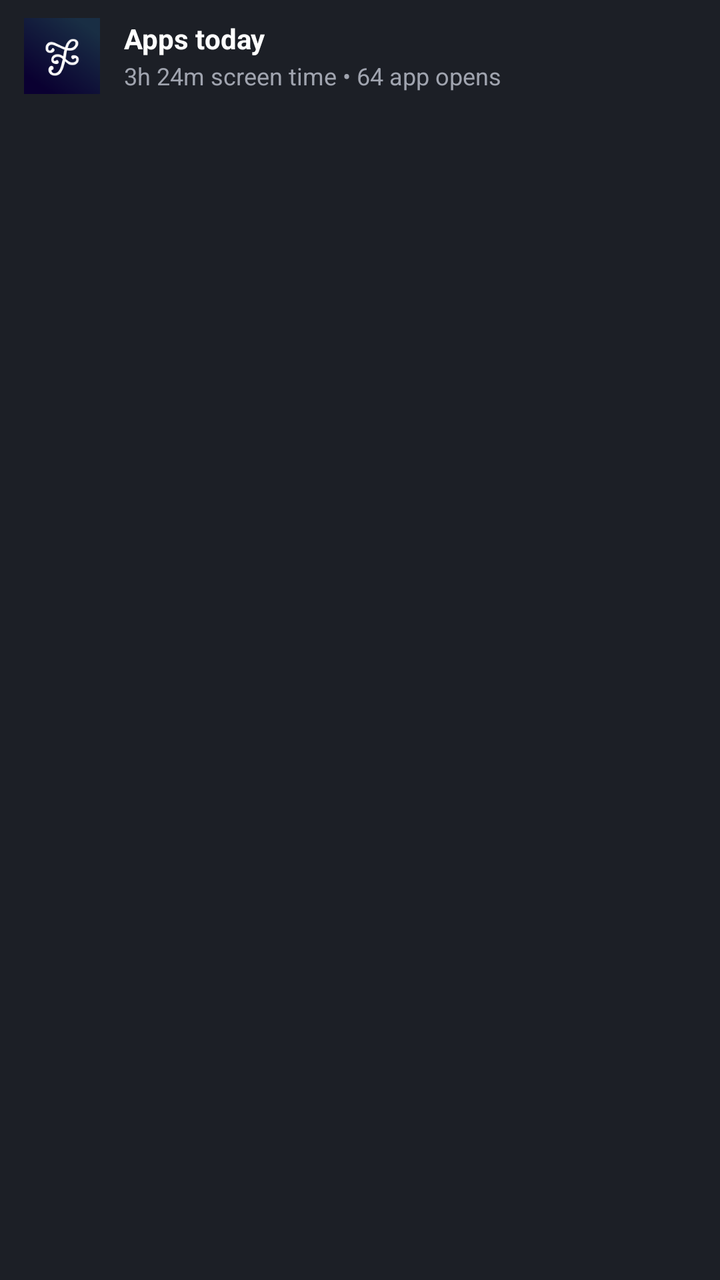
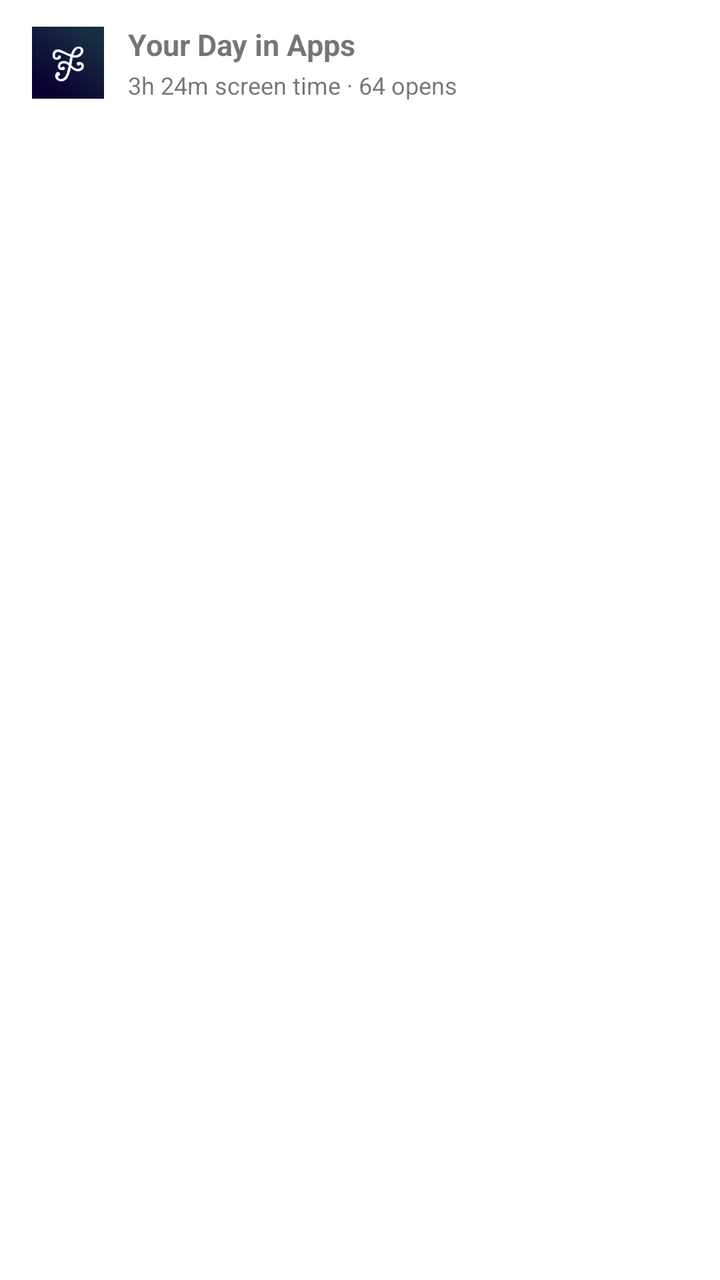

Before-and-after screenshots of an Android layout around one commit, followed by the original layout XML and the change that was made.
<!-- AndroidManifest.xml: fallback theme Theme.MaterialComponents.DayNight.NoActionBar -->
<!-- res/layout/notification_app_usage_summary.xml -->
<?xml version="1.0" encoding="utf-8"?>
<LinearLayout xmlns:android="http://schemas.android.com/apk/res/android"
    android:id="@+id/notif_root"
    android:layout_width="match_parent"
    android:layout_height="wrap_content"
    android:orientation="vertical"
    android:paddingStart="12dp"
    android:paddingEnd="12dp"
    android:paddingTop="9dp"
    android:paddingBottom="10dp"
    android:background="#1C1F26">

    
    <LinearLayout
        android:layout_width="match_parent"
        android:layout_height="wrap_content"
        android:orientation="horizontal"
        android:gravity="center_vertical"
        android:layout_marginBottom="10dp">

        
        <ImageView
            android:id="@+id/iv_focused_logo"
            android:layout_width="38dp"
            android:layout_height="38dp"
            android:layout_marginEnd="12dp"
            android:src="@mipmap/ic_launcher"
            android:scaleType="fitCenter" />

        
        <LinearLayout
            android:layout_width="match_parent"
            android:layout_height="wrap_content"
            android:orientation="vertical">

            <TextView
                android:id="@+id/tv_apps_today_header"
                android:layout_width="wrap_content"
                android:layout_height="wrap_content"
                android:text="Apps today"
                android:textColor="#FFFFFF"
                android:textSize="14sp"
                android:textStyle="bold" />

            <TextView
                android:id="@+id/tv_summary_stats"
                android:layout_width="wrap_content"
                android:layout_height="wrap_content"
                android:text="3h 24m screen time • 64 app opens"
                android:textColor="#A0A4AF"
                android:textSize="12sp"
                android:layout_marginTop="1dp" />
        </LinearLayout>
    </LinearLayout>

    
    <LinearLayout
        android:id="@+id/layout_apps_row_1"
        android:layout_width="match_parent"
        android:layout_height="wrap_content"
        android:orientation="horizontal"
        android:layout_marginBottom="6dp">

        
        <LinearLayout
            android:id="@+id/chip_app_1"
            android:layout_width="wrap_content"
            android:layout_height="29dp"
            android:orientation="horizontal"
            android:gravity="center_vertical"
            android:background="@drawable/notif_chip_bg"
            android:paddingStart="5dp"
            android:paddingEnd="9dp"
            android:layout_marginEnd="6dp"
            android:visibility="gone">

            <ImageView
                android:id="@+id/iv_app_1"
                android:layout_width="20dp"
                android:layout_height="20dp"
                android:layout_marginEnd="5dp"
                android:scaleType="fitCenter" />

            <TextView
                android:id="@+id/tv_app_1"
                android:layout_width="wrap_content"
                android:layout_height="wrap_content"
                android:text="3h 24m"
                android:textColor="#FFFFFF"
                android:textSize="11.5sp"
                android:textStyle="bold" />
        </LinearLayout>

        
        <LinearLayout
            android:id="@+id/chip_app_2"
            android:layout_width="wrap_content"
            android:layout_height="29dp"
            android:orientation="horizontal"
            android:gravity="center_vertical"
            android:background="@drawable/notif_chip_bg"
            android:paddingStart="5dp"
            android:paddingEnd="9dp"
            android:layout_marginEnd="6dp"
            android:visibility="gone">

            <ImageView
                android:id="@+id/iv_app_2"
                android:layout_width="20dp"
                android:layout_height="20dp"
                android:layout_marginEnd="5dp"
                android:scaleType="fitCenter" />

            <TextView
                android:id="@+id/tv_app_2"
                android:layout_width="wrap_content"
                android:layout_height="wrap_content"
                android:text="2h 13m"
                android:textColor="#FFFFFF"
                android:textSize="11.5sp"
                android:textStyle="bold" />
        </LinearLayout>

        
        <LinearLayout
            android:id="@+id/chip_app_3"
            android:layout_width="wrap_content"
            android:layout_height="29dp"
            android:orientation="horizontal"
            android:gravity="center_vertical"
            android:background="@drawable/notif_chip_bg"
            android:paddingStart="5dp"
            android:paddingEnd="9dp"
            android:visibility="gone">

            <ImageView
                android:id="@+id/iv_app_3"
                android:layout_width="20dp"
                android:layout_height="20dp"
                android:layout_marginEnd="5dp"
                android:scaleType="fitCenter" />

            <TextView
                android:id="@+id/tv_app_3"
                android:layout_width="wrap_content"
                android:layout_height="wrap_content"
                android:text="46m"
                android:textColor="#FFFFFF"
                android:textSize="11.5sp"
                android:textStyle="bold" />
        </LinearLayout>
    </LinearLayout>

    
    <LinearLayout
        android:id="@+id/layout_apps_row_2"
        android:layout_width="match_parent"
        android:layout_height="wrap_content"
        android:orientation="horizontal">

        
        <LinearLayout
            android:id="@+id/chip_app_4"
            android:layout_width="wrap_content"
            android:layout_height="29dp"
            android:orientation="horizontal"
            android:gravity="center_vertical"
            android:background="@drawable/notif_chip_bg"
            android:paddingStart="5dp"
            android:paddingEnd="9dp"
            android:layout_marginEnd="6dp"
            android:visibility="gone">

            <ImageView
                android:id="@+id/iv_app_4"
                android:layout_width="20dp"
                android:layout_height="20dp"
                android:layout_marginEnd="5dp"
                android:scaleType="fitCenter" />

            <TextView
                android:id="@+id/tv_app_4"
                android:layout_width="wrap_content"
                android:layout_height="wrap_content"
                android:text="25m"
                android:textColor="#FFFFFF"
                android:textSize="11.5sp"
                android:textStyle="bold" />
        </LinearLayout>

        
        <LinearLayout
            android:id="@+id/chip_app_5"
            android:layout_width="wrap_content"
            android:layout_height="29dp"
            android:orientation="horizontal"
            android:gravity="center_vertical"
            android:background="@drawable/notif_chip_bg"
            android:paddingStart="5dp"
            android:paddingEnd="9dp"
            android:layout_marginEnd="6dp"
            android:visibility="gone">

            <ImageView
                android:id="@+id/iv_app_5"
                android:layout_width="20dp"
                android:layout_height="20dp"
                android:layout_marginEnd="5dp"
                android:scaleType="fitCenter" />

            <TextView
                android:id="@+id/tv_app_5"
                android:layout_width="wrap_content"
                android:layout_height="wrap_content"
                android:text="18m"
                android:textColor="#FFFFFF"
                android:textSize="11.5sp"
                android:textStyle="bold" />
        </LinearLayout>

        
        <LinearLayout
            android:id="@+id/chip_app_6"
            android:layout_width="wrap_content"
            android:layout_height="29dp"
            android:orientation="horizontal"
            android:gravity="center_vertical"
            android:background="@drawable/notif_chip_bg"
            android:paddingStart="5dp"
            android:paddingEnd="9dp"
            android:visibility="gone">

            <ImageView
                android:id="@+id/iv_app_6"
                android:layout_width="20dp"
                android:layout_height="20dp"
                android:layout_marginEnd="5dp"
                android:scaleType="fitCenter" />

            <TextView
                android:id="@+id/tv_app_6"
                android:layout_width="wrap_content"
                android:layout_height="wrap_content"
                android:text="8m"
                android:textColor="#FFFFFF"
                android:textSize="11.5sp"
                android:textStyle="bold" />
        </LinearLayout>
    </LinearLayout>

</LinearLayout>
<!-- resources referenced by this layout -->
<resources>
  <!-- drawable notif_chip_bg (drawable) -->
  <?xml version="1.0" encoding="utf-8"?>
  <shape xmlns:android="http://schemas.android.com/apk/res/android"
      android:shape="rectangle">
      <solid android:color="#2B323D" />
      <corners android:radius="16dp" />
      <stroke
          android:width="0.75dp"
          android:color="#3D4554" />
  </shape>
  <!-- mipmap ic_launcher: png bitmap (mipmap-hdpi, 4514 bytes) -->
</resources>

<!-- the commit's change to res/layout/notification_app_usage_summary.xml (unified diff, before → after) -->
@@ -4,11 +4,10 @@
     android:layout_width="match_parent"
     android:layout_height="wrap_content"
     android:orientation="vertical"
-    android:paddingStart="12dp"
-    android:paddingEnd="12dp"
-    android:paddingTop="9dp"
-    android:paddingBottom="10dp"
-    android:background="#1C1F26">
+    android:paddingStart="16dp"
+    android:paddingEnd="16dp"
+    android:paddingTop="12dp"
+    android:paddingBottom="14dp">
 
     
     <LinearLayout
@@ -16,236 +15,259 @@
         android:layout_height="wrap_content"
         android:orientation="horizontal"
         android:gravity="center_vertical"
-        android:layout_marginBottom="10dp">
-
-        
+        android:layout_marginBottom="12dp">
+
         <ImageView
             android:id="@+id/iv_focused_logo"
-            android:layout_width="38dp"
-            android:layout_height="38dp"
+            android:layout_width="36dp"
+            android:layout_height="36dp"
             android:layout_marginEnd="12dp"
             android:src="@mipmap/ic_launcher"
             android:scaleType="fitCenter" />
 
-        
         <LinearLayout
-            android:layout_width="match_parent"
-            android:layout_height="wrap_content"
+            android:layout_width="0dp"
+            android:layout_height="wrap_content"
+            android:layout_weight="1"
             android:orientation="vertical">
 
             <TextView
                 android:id="@+id/tv_apps_today_header"
                 android:layout_width="wrap_content"
                 android:layout_height="wrap_content"
-                android:text="Apps today"
-                android:textColor="#FFFFFF"
-                android:textSize="14sp"
+                android:text="Your Day in Apps"
+                android:textSize="15sp"
                 android:textStyle="bold" />
 
             <TextView
                 android:id="@+id/tv_summary_stats"
                 android:layout_width="wrap_content"
                 android:layout_height="wrap_content"
-                android:text="3h 24m screen time • 64 app opens"
-                android:textColor="#A0A4AF"
+                android:text="3h 24m screen time · 64 opens"
                 android:textSize="12sp"
-                android:layout_marginTop="1dp" />
+                android:layout_marginTop="2dp" />
         </LinearLayout>
     </LinearLayout>
 
     
     <LinearLayout
-        android:id="@+id/layout_apps_row_1"
-        android:layout_width="match_parent"
-        android:layout_height="wrap_content"
-        android:orientation="horizontal"
-        android:layout_marginBottom="6dp">
-
-        
-        <LinearLayout
-            android:id="@+id/chip_app_1"
-            android:layout_width="wrap_content"
-            android:layout_height="29dp"
-            android:orientation="horizontal"
-            android:gravity="center_vertical"
-            android:background="@drawable/notif_chip_bg"
-            android:paddingStart="5dp"
-            android:paddingEnd="9dp"
-            android:layout_marginEnd="6dp"
-            android:visibility="gone">
-
-            <ImageView
-                android:id="@+id/iv_app_1"
-                android:layout_width="20dp"
-                android:layout_height="20dp"
-                android:layout_marginEnd="5dp"
-                android:scaleType="fitCenter" />
-
-            <TextView
-                android:id="@+id/tv_app_1"
-                android:layout_width="wrap_content"
-                android:layout_height="wrap_content"
-                android:text="3h 24m"
-                android:textColor="#FFFFFF"
-                android:textSize="11.5sp"
-                android:textStyle="bold" />
-        </LinearLayout>
-
-        
-        <LinearLayout
-            android:id="@+id/chip_app_2"
-            android:layout_width="wrap_content"
-            android:layout_height="29dp"
-            android:orientation="horizontal"
-            android:gravity="center_vertical"
-            android:background="@drawable/notif_chip_bg"
-            android:paddingStart="5dp"
-            android:paddingEnd="9dp"
-            android:layout_marginEnd="6dp"
-            android:visibility="gone">
-
-            <ImageView
-                android:id="@+id/iv_app_2"
-                android:layout_width="20dp"
-                android:layout_height="20dp"
-                android:layout_marginEnd="5dp"
-                android:scaleType="fitCenter" />
-
-            <TextView
-                android:id="@+id/tv_app_2"
-                android:layout_width="wrap_content"
-                android:layout_height="wrap_content"
-                android:text="2h 13m"
-                android:textColor="#FFFFFF"
-                android:textSize="11.5sp"
-                android:textStyle="bold" />
-        </LinearLayout>
-
-        
-        <LinearLayout
-            android:id="@+id/chip_app_3"
-            android:layout_width="wrap_content"
-            android:layout_height="29dp"
-            android:orientation="horizontal"
-            android:gravity="center_vertical"
-            android:background="@drawable/notif_chip_bg"
-            android:paddingStart="5dp"
-            android:paddingEnd="9dp"
-            android:visibility="gone">
-
-            <ImageView
-                android:id="@+id/iv_app_3"
-                android:layout_width="20dp"
-                android:layout_height="20dp"
-                android:layout_marginEnd="5dp"
-                android:scaleType="fitCenter" />
-
-            <TextView
-                android:id="@+id/tv_app_3"
-                android:layout_width="wrap_content"
-                android:layout_height="wrap_content"
-                android:text="46m"
-                android:textColor="#FFFFFF"
-                android:textSize="11.5sp"
-                android:textStyle="bold" />
-        </LinearLayout>
-    </LinearLayout>
-
-    
-    <LinearLayout
-        android:id="@+id/layout_apps_row_2"
-        android:layout_width="match_parent"
-        android:layout_height="wrap_content"
-        android:orientation="horizontal">
-
-        
-        <LinearLayout
-            android:id="@+id/chip_app_4"
-            android:layout_width="wrap_content"
-            android:layout_height="29dp"
-            android:orientation="horizontal"
-            android:gravity="center_vertical"
-            android:background="@drawable/notif_chip_bg"
-            android:paddingStart="5dp"
-            android:paddingEnd="9dp"
-            android:layout_marginEnd="6dp"
-            android:visibility="gone">
-
-            <ImageView
-                android:id="@+id/iv_app_4"
-                android:layout_width="20dp"
-                android:layout_height="20dp"
-                android:layout_marginEnd="5dp"
-                android:scaleType="fitCenter" />
-
-            <TextView
-                android:id="@+id/tv_app_4"
-                android:layout_width="wrap_content"
-                android:layout_height="wrap_content"
-                android:text="25m"
-                android:textColor="#FFFFFF"
-                android:textSize="11.5sp"
-                android:textStyle="bold" />
-        </LinearLayout>
-
-        
-        <LinearLayout
-            android:id="@+id/chip_app_5"
-            android:layout_width="wrap_content"
-            android:layout_height="29dp"
-            android:orientation="horizontal"
-            android:gravity="center_vertical"
-            android:background="@drawable/notif_chip_bg"
-            android:paddingStart="5dp"
-            android:paddingEnd="9dp"
-            android:layout_marginEnd="6dp"
-            android:visibility="gone">
-
-            <ImageView
-                android:id="@+id/iv_app_5"
-                android:layout_width="20dp"
-                android:layout_height="20dp"
-                android:layout_marginEnd="5dp"
-                android:scaleType="fitCenter" />
-
-            <TextView
-                android:id="@+id/tv_app_5"
-                android:layout_width="wrap_content"
-                android:layout_height="wrap_content"
-                android:text="18m"
-                android:textColor="#FFFFFF"
-                android:textSize="11.5sp"
-                android:textStyle="bold" />
-        </LinearLayout>
-
-        
-        <LinearLayout
-            android:id="@+id/chip_app_6"
-            android:layout_width="wrap_content"
-            android:layout_height="29dp"
-            android:orientation="horizontal"
-            android:gravity="center_vertical"
-            android:background="@drawable/notif_chip_bg"
-            android:paddingStart="5dp"
-            android:paddingEnd="9dp"
-            android:visibility="gone">
-
-            <ImageView
-                android:id="@+id/iv_app_6"
-                android:layout_width="20dp"
-                android:layout_height="20dp"
-                android:layout_marginEnd="5dp"
-                android:scaleType="fitCenter" />
-
-            <TextView
-                android:id="@+id/tv_app_6"
-                android:layout_width="wrap_content"
-                android:layout_height="wrap_content"
-                android:text="8m"
-                android:textColor="#FFFFFF"
-                android:textSize="11.5sp"
-                android:textStyle="bold" />
-        </LinearLayout>
+        android:id="@+id/chip_app_1"
+        android:layout_width="match_parent"
+        android:layout_height="40dp"
+        android:orientation="horizontal"
+        android:gravity="center_vertical"
+        android:layout_marginBottom="6dp"
+        android:visibility="gone">
+
+        <ImageView
+            android:id="@+id/iv_app_1"
+            android:layout_width="28dp"
+            android:layout_height="28dp"
+            android:layout_marginEnd="12dp"
+            android:scaleType="fitCenter" />
+
+        <TextView
+            android:id="@+id/tv_app_1_name"
+            android:layout_width="0dp"
+            android:layout_height="wrap_content"
+            android:layout_weight="1"
+            android:text="YouTube"
+            android:textSize="13sp"
+            android:textStyle="bold"
+            android:maxLines="1"
+            android:ellipsize="end" />
+
+        <TextView
+            android:id="@+id/tv_app_1"
+            android:layout_width="wrap_content"
+            android:layout_height="wrap_content"
+            android:text="1h 22m"
+            android:textSize="13sp"
+            android:textStyle="bold" />
+    </LinearLayout>
+
+    
+    <LinearLayout
+        android:id="@+id/chip_app_2"
+        android:layout_width="match_parent"
+        android:layout_height="40dp"
+        android:orientation="horizontal"
+        android:gravity="center_vertical"
+        android:layout_marginBottom="6dp"
+        android:visibility="gone">
+
+        <ImageView
+            android:id="@+id/iv_app_2"
+            android:layout_width="28dp"
+            android:layout_height="28dp"
+            android:layout_marginEnd="12dp"
+            android:scaleType="fitCenter" />
+
+        <TextView
+            android:id="@+id/tv_app_2_name"
+            android:layout_width="0dp"
+            android:layout_height="wrap_content"
+            android:layout_weight="1"
+            android:text="Instagram"
+            android:textSize="13sp"
+            android:textStyle="bold"
+            android:maxLines="1"
+            android:ellipsize="end" />
+
+        <TextView
+            android:id="@+id/tv_app_2"
+            android:layout_width="wrap_content"
+            android:layout_height="wrap_content"
+            android:text="48m"
+            android:textSize="13sp"
+            android:textStyle="bold" />
+    </LinearLayout>
+
+    
+    <LinearLayout
+        android:id="@+id/chip_app_3"
+        android:layout_width="match_parent"
+        android:layout_height="40dp"
+        android:orientation="horizontal"
+        android:gravity="center_vertical"
+        android:layout_marginBottom="6dp"
+        android:visibility="gone">
+
+        <ImageView
+            android:id="@+id/iv_app_3"
+            android:layout_width="28dp"
+            android:layout_height="28dp"
+            android:layout_marginEnd="12dp"
+            android:scaleType="fitCenter" />
+
+        <TextView
+            android:id="@+id/tv_app_3_name"
+            android:layout_width="0dp"
+            android:layout_height="wrap_content"
+            android:layout_weight="1"
+            android:text="Chrome"
+            android:textSize="13sp"
+            android:textStyle="bold"
+            android:maxLines="1"
+            android:ellipsize="end" />
+
+        <TextView
+            android:id="@+id/tv_app_3"
+            android:layout_width="wrap_content"
+            android:layout_height="wrap_content"
+            android:text="31m"
+            android:textSize="13sp"
+            android:textStyle="bold" />
+    </LinearLayout>
+
+    
+    <LinearLayout
+        android:id="@+id/chip_app_4"
+        android:layout_width="match_parent"
+        android:layout_height="40dp"
+        android:orientation="horizontal"
+        android:gravity="center_vertical"
+        android:layout_marginBottom="6dp"
+        android:visibility="gone">
+
+        <ImageView
+            android:id="@+id/iv_app_4"
+            android:layout_width="28dp"
+            android:layout_height="28dp"
+            android:layout_marginEnd="12dp"
+            android:scaleType="fitCenter" />
+
+        <TextView
+            android:id="@+id/tv_app_4_name"
+            android:layout_width="0dp"
+            android:layout_height="wrap_content"
+            android:layout_weight="1"
+            android:text="TikTok"
+            android:textSize="13sp"
+            android:textStyle="bold"
+            android:maxLines="1"
+            android:ellipsize="end" />
+
+        <TextView
+            android:id="@+id/tv_app_4"
+            android:layout_width="wrap_content"
+            android:layout_height="wrap_content"
+            android:text="22m"
+            android:textSize="13sp"
+            android:textStyle="bold" />
+    </LinearLayout>
+
+    
+    <LinearLayout
+        android:id="@+id/chip_app_5"
+        android:layout_width="match_parent"
+        android:layout_height="40dp"
+        android:orientation="horizontal"
+        android:gravity="center_vertical"
+        android:layout_marginBottom="6dp"
+        android:visibility="gone">
+
+        <ImageView
+            android:id="@+id/iv_app_5"
+            android:layout_width="28dp"
+            android:layout_height="28dp"
+            android:layout_marginEnd="12dp"
+            android:scaleType="fitCenter" />
+
+        <TextView
+            android:id="@+id/tv_app_5_name"
+            android:layout_width="0dp"
+            android:layout_height="wrap_content"
+            android:layout_weight="1"
+            android:text="WhatsApp"
+            android:textSize="13sp"
+            android:textStyle="bold"
+            android:maxLines="1"
+            android:ellipsize="end" />
+
+        <TextView
+            android:id="@+id/tv_app_5"
+            android:layout_width="wrap_content"
+            android:layout_height="wrap_content"
+            android:text="14m"
+            android:textSize="13sp"
+            android:textStyle="bold" />
+    </LinearLayout>
+
+    
+    <LinearLayout
+        android:id="@+id/chip_app_6"
+        android:layout_width="match_parent"
+        android:layout_height="40dp"
+        android:orientation="horizontal"
+        android:gravity="center_vertical"
+        android:visibility="gone">
+
+        <ImageView
+            android:id="@+id/iv_app_6"
+            android:layout_width="28dp"
+            android:layout_height="28dp"
+            android:layout_marginEnd="12dp"
+            android:scaleType="fitCenter" />
+
+        <TextView
+            android:id="@+id/tv_app_6_name"
+            android:layout_width="0dp"
+            android:layout_height="wrap_content"
+            android:layout_weight="1"
+            android:text="Maps"
+            android:textSize="13sp"
+            android:textStyle="bold"
+            android:maxLines="1"
+            android:ellipsize="end" />
+
+        <TextView
+            android:id="@+id/tv_app_6"
+            android:layout_width="wrap_content"
+            android:layout_height="wrap_content"
+            android:text="8m"
+            android:textSize="13sp"
+            android:textStyle="bold" />
     </LinearLayout>
 
 </LinearLayout>
<!-- resource entries referenced after the edit -->
@@ -1,15 +1,5 @@
 <!-- resources referenced by this layout -->
 <resources>
-  <!-- drawable notif_chip_bg (drawable) -->
-  <?xml version="1.0" encoding="utf-8"?>
-  <shape xmlns:android="http://schemas.android.com/apk/res/android"
-      android:shape="rectangle">
-      <solid android:color="#2B323D" />
-      <corners android:radius="16dp" />
-      <stroke
-          android:width="0.75dp"
-          android:color="#3D4554" />
-  </shape>
   <!-- mipmap ic_launcher: png bitmap (mipmap-hdpi, 4514 bytes) -->
 </resources>
 
